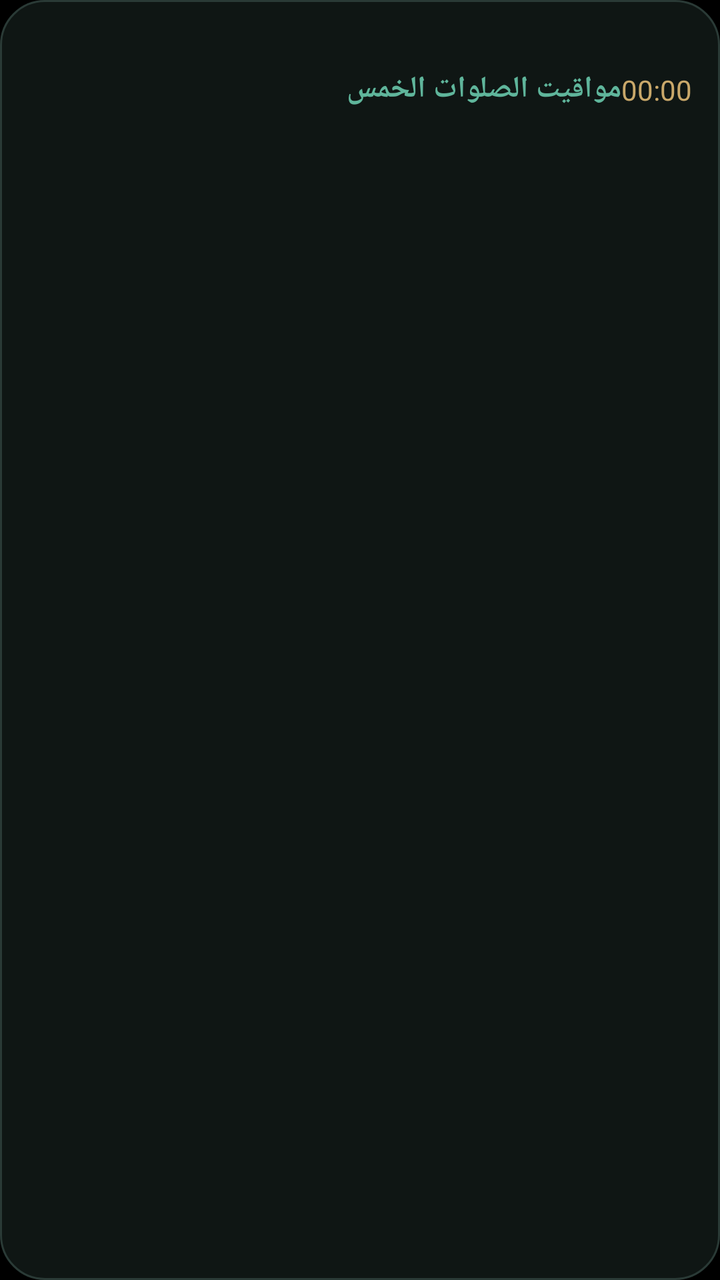
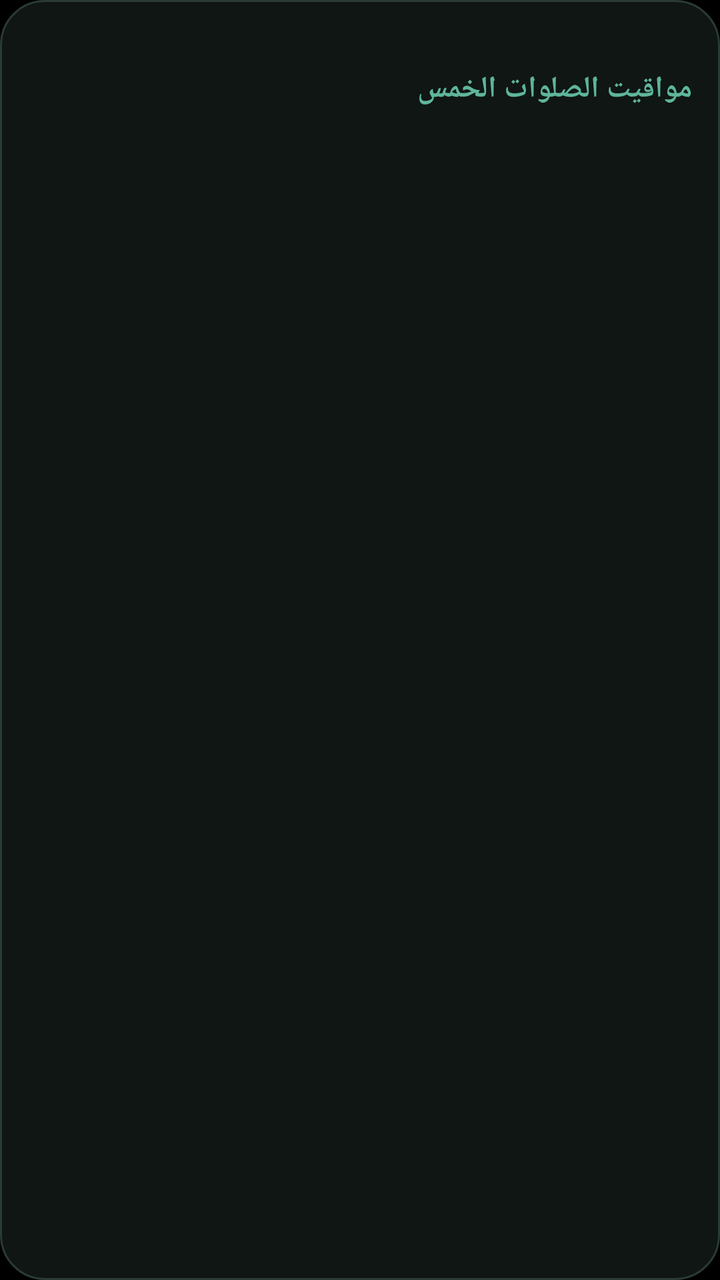

The first picture is an Android layout as it rendered before a commit; the second is the same layout after the commit. The layout source and the unified diff follow.
<!-- AndroidManifest.xml: application theme LaunchTheme -->
<!-- res/layout/widget_list.xml -->
<?xml version="1.0" encoding="utf-8"?>
<LinearLayout xmlns:android="http://schemas.android.com/apk/res/android"
    android:id="@+id/widget_root" android:layout_width="match_parent" android:layout_height="match_parent"
    android:orientation="vertical" android:background="@drawable/widget_bg" android:padding="14dp">
    <TextView android:id="@+id/w_city" android:layout_width="match_parent" android:layout_height="wrap_content"
        android:textColor="#9DB0AA" android:textSize="12sp" android:layout_marginBottom="4dp" />
    <LinearLayout android:layout_width="match_parent" android:layout_height="wrap_content" android:orientation="horizontal">
        <TextView android:id="@+id/w_next" android:layout_width="0dp" android:layout_weight="1" android:layout_height="wrap_content"
            android:text="مواقيت الصلوات الخمس" android:textColor="#5FB59B" android:textSize="15sp" android:textStyle="bold" />
        <Chronometer android:id="@+id/w_count" android:layout_width="wrap_content" android:layout_height="wrap_content"
            android:textColor="#C9A86A" android:textSize="14sp" />
    </LinearLayout>
    <LinearLayout android:id="@+id/row0" android:layout_width="match_parent" android:layout_height="0dp" android:layout_weight="1" android:orientation="horizontal" android:gravity="center_vertical">
        <TextView android:id="@+id/n0" android:layout_width="0dp" android:layout_weight="1" android:layout_height="wrap_content" android:textSize="15sp" android:textColor="#E8EFEC" />
        <TextView android:id="@+id/t0" android:layout_width="wrap_content" android:layout_height="wrap_content" android:textSize="15sp" android:textColor="#E8EFEC" />
    </LinearLayout>
    <LinearLayout android:id="@+id/row1" android:layout_width="match_parent" android:layout_height="0dp" android:layout_weight="1" android:orientation="horizontal" android:gravity="center_vertical">
        <TextView android:id="@+id/n1" android:layout_width="0dp" android:layout_weight="1" android:layout_height="wrap_content" android:textSize="15sp" android:textColor="#E8EFEC" />
        <TextView android:id="@+id/t1" android:layout_width="wrap_content" android:layout_height="wrap_content" android:textSize="15sp" android:textColor="#E8EFEC" />
    </LinearLayout>
    <LinearLayout android:id="@+id/row2" android:layout_width="match_parent" android:layout_height="0dp" android:layout_weight="1" android:orientation="horizontal" android:gravity="center_vertical">
        <TextView android:id="@+id/n2" android:layout_width="0dp" android:layout_weight="1" android:layout_height="wrap_content" android:textSize="15sp" android:textColor="#E8EFEC" />
        <TextView android:id="@+id/t2" android:layout_width="wrap_content" android:layout_height="wrap_content" android:textSize="15sp" android:textColor="#E8EFEC" />
    </LinearLayout>
    <LinearLayout android:id="@+id/row3" android:layout_width="match_parent" android:layout_height="0dp" android:layout_weight="1" android:orientation="horizontal" android:gravity="center_vertical">
        <TextView android:id="@+id/n3" android:layout_width="0dp" android:layout_weight="1" android:layout_height="wrap_content" android:textSize="15sp" android:textColor="#E8EFEC" />
        <TextView android:id="@+id/t3" android:layout_width="wrap_content" android:layout_height="wrap_content" android:textSize="15sp" android:textColor="#E8EFEC" />
    </LinearLayout>
    <LinearLayout android:id="@+id/row4" android:layout_width="match_parent" android:layout_height="0dp" android:layout_weight="1" android:orientation="horizontal" android:gravity="center_vertical">
        <TextView android:id="@+id/n4" android:layout_width="0dp" android:layout_weight="1" android:layout_height="wrap_content" android:textSize="15sp" android:textColor="#E8EFEC" />
        <TextView android:id="@+id/t4" android:layout_width="wrap_content" android:layout_height="wrap_content" android:textSize="15sp" android:textColor="#E8EFEC" />
    </LinearLayout>
</LinearLayout>
<!-- resources referenced by this layout -->
<resources>
  <!-- drawable widget_bg (drawable) -->
  <?xml version="1.0" encoding="utf-8"?>
  <shape xmlns:android="http://schemas.android.com/apk/res/android" android:shape="rectangle">
      <solid android:color="#F2101816" />
      <corners android:radius="22dp" />
      <stroke android:width="1dp" android:color="#2A3A36" />
  </shape>
  <style name="LaunchTheme" parent="@android:style/Theme.Black.NoTitleBar">
          <item name="android:windowBackground">@color/launch_background</item>
          <item name="android:windowFullscreen">false</item>
          <item name="android:windowLightStatusBar">false</item>
          <item name="android:windowLightNavigationBar">false</item>
          <item name="android:statusBarColor">#000000</item>
          <item name="android:navigationBarColor">#000000</item>
          <item name="android:windowAnimationStyle">@null</item>
      </style>
  <color name="launch_background">#000000</color>
</resources>

<!-- the commit's change to res/layout/widget_list.xml (unified diff, before → after) -->
@@ -7,7 +7,7 @@
     <LinearLayout android:layout_width="match_parent" android:layout_height="wrap_content" android:orientation="horizontal">
         <TextView android:id="@+id/w_next" android:layout_width="0dp" android:layout_weight="1" android:layout_height="wrap_content"
             android:text="مواقيت الصلوات الخمس" android:textColor="#5FB59B" android:textSize="15sp" android:textStyle="bold" />
-        <Chronometer android:id="@+id/w_count" android:layout_width="wrap_content" android:layout_height="wrap_content"
+        <TextView android:id="@+id/w_count" android:layout_width="wrap_content" android:layout_height="wrap_content"
             android:textColor="#C9A86A" android:textSize="14sp" />
     </LinearLayout>
     <LinearLayout android:id="@+id/row0" android:layout_width="match_parent" android:layout_height="0dp" android:layout_weight="1" android:orientation="horizontal" android:gravity="center_vertical">
